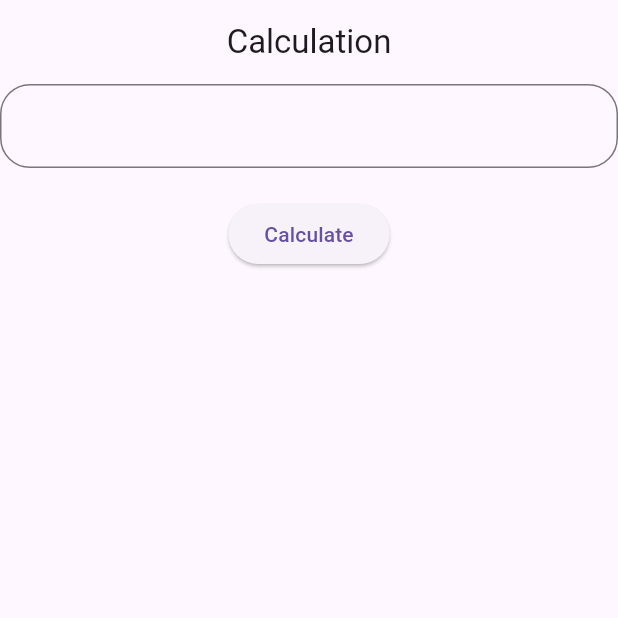
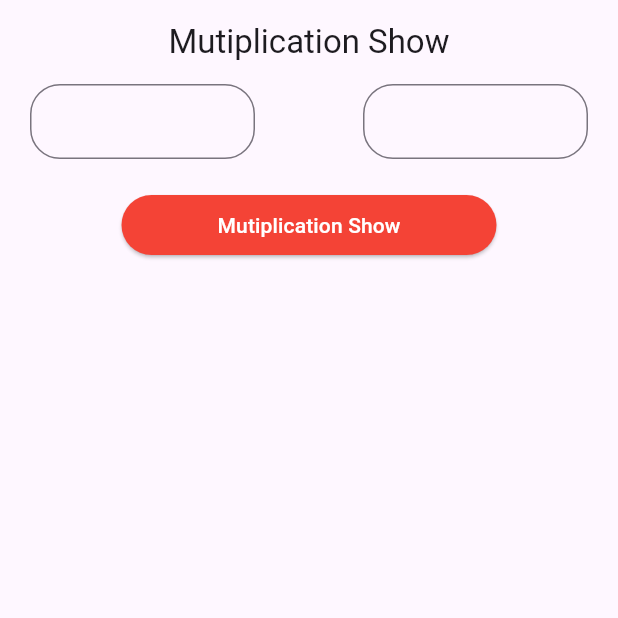
Before and after one commit to nooralom1/Dart-Practice, a Flutter app: the screen it shows after launch, on a phone screen of 412 x 824 dp, the top half of it. Run offline on Flutter 3.47's test engine with Material 3 defaults, Android fonts, the phone set to English and light mode, and no system bars.

Commit message:
Mutiplication Show

```diff
--- a/lib/view/screen/calculation/calculation.dart
+++ b/lib/view/screen/calculation/calculation.dart
@@ -10,7 +10,8 @@ class Calculation extends StatefulWidget {
 }
 
 class _CalculationState extends State<Calculation> {
-  TextEditingController controller = TextEditingController();
+  TextEditingController firstController = TextEditingController();
+  TextEditingController secondController = TextEditingController();
 
   List<String> resultList = [];
   int num = 0;
@@ -18,7 +19,7 @@ class _CalculationState extends State<Calculation> {
   function(){
     setState(() {});
     try{
-      num = int.parse(controller.text);
+      num = int.parse(firstController.text);
       for(int i=1; i<=10; i++){
         resultList.add("($num x $i) = ${num*i}");
       }
@@ -30,35 +31,79 @@ class _CalculationState extends State<Calculation> {
   @override
   Widget build(BuildContext context) {
     return Scaffold(
-      appBar: AppBar(title: Text("Calculation"),
+      appBar: AppBar(title: Text("Mutiplication Show"),
       centerTitle: true,
       ),
       body: Center(
+        child: Padding(
+          padding: const EdgeInsets.symmetric(horizontal: 20),
           child: Column(
             children: [
-            TextField(
-              controller: controller,
+              Row(
+                mainAxisAlignment: MainAxisAlignment.spaceBetween,
+                children: [
+                  SizedBox(
+                    height: 50,
+                    width: 150,
+                    child: TextField(
+                      controller: firstController,
                       decoration: InputDecoration(
                         border: OutlineInputBorder(
                           borderRadius: BorderRadius.circular(20)
                         )
                       ),
                     ),
+                  ),
+                  SizedBox(width: 20,),
+                  SizedBox(
+                    height: 50,
+                    width: 150,
+                    child: TextField(
+                      controller: secondController,
+                      decoration: InputDecoration(
+                        border: OutlineInputBorder(
+                          borderRadius: BorderRadius.circular(20)
+                        )
+                      ),
+                    ),
+                  ),
+                ],
+              ),
               SizedBox(height: 20,),
-            ElevatedButton(onPressed: (){
+              ElevatedButton(
+                style: ElevatedButton.styleFrom(
+                  backgroundColor: Colors.red,
+                  foregroundColor: Colors.white,
+                  fixedSize: Size(250, 40)
+                ),
+                  onPressed: (){
                 function();
                 log(resultList.length.toString());
-            }, child: Text("Calculate")),
+              }, child: Text("Mutiplication Show")),
+              SizedBox(height: 30,),
+              Row(
+                children: [
                   Expanded(
-                child: Padding(
-                  padding: const EdgeInsets.all(8.0),
                     child: ListView.builder(
+                      shrinkWrap: true,
                       itemCount: resultList.length,
                         itemBuilder: (context,index){
                         return Text("${resultList[index]}");
                         }),
-                ))
+                  ),
+                  SizedBox(width: 20,),
+                  Expanded(
+                    child: ListView.builder(
+                      shrinkWrap: true,
+                      itemCount: resultList.length,
+                        itemBuilder: (context,index){
+                        return Text("${resultList[index]}");
+                        }),
+                  ),
                 ],
+              ),
+            ],
+          ),
         ),
       ),
     );
```
Lines whose indentation alone changed are shown as unchanged.
